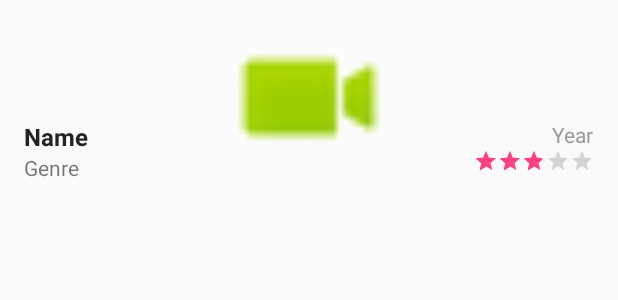
After one commit to xitizmandal/MovieInfo, an Android app: the layout layout_two.xml on its own in the app's theme, with its tools: preview values and no code run, on a phone screen of 412 x 824 dp. The commit adds this screen. Shown: the top 300 px of the screen. Run offline under Robolectric (Android 15) with nearby library versions, the phone set to English and light mode, and no system bars.

Commit message:
Addition of click listener and two new layouts

```diff
--- a/app/src/main/java/com/xitiz/recycler/Movie.java
+++ b/app/src/main/java/com/xitiz/recycler/Movie.java
@@ -12,9 +12,6 @@ package com.xitiz.recycler;
 public class Movie {
     private String title, genre, year;
     private float rating;
-
-    public Movie() {
-    }
 
     public Movie(String title, String genre, String year, float rating) {
         this.title = title;
--- /dev/null
+++ b/app/src/main/res/layout/layout_two.xml
@@ -0,0 +1,60 @@
+<?xml version="1.0" encoding="utf-8"?>
+<RelativeLayout xmlns:android="http://schemas.android.com/apk/res/android"
+    android:layout_width="match_parent"
+    android:layout_height="130dp"
+    android:focusable="true"
+    android:paddingLeft="16dp"
+    android:paddingRight="16dp"
+    android:paddingTop="10dp"
+    android:paddingBottom="10dp"
+    android:clickable="true"
+    android:background="?android:attr/selectableItemBackground"
+    android:orientation="vertical">
+
+    <ImageView
+        android:id="@+id/image"
+        android:layout_gravity="center"
+        android:layout_width="match_parent"
+        android:layout_height="match_parent"
+        android:layout_alignParentLeft="true"
+        android:src="@android:drawable/presence_video_online" />
+
+    <TextView
+        android:id="@+id/title"
+        android:textColor="@color/title"
+        android:textSize="16dp"
+        android:textStyle="bold"
+        android:layout_alignParentTop="true"
+        android:layout_width="match_parent"
+        android:layout_height="wrap_content"
+        android:layout_marginTop="70dp"
+        android:text="Name"/>
+
+    <TextView
+        android:id="@+id/genre"
+        android:layout_below="@id/title"
+        android:layout_width="match_parent"
+        android:layout_height="wrap_content"
+        android:text="Genre"/>
+
+    <TextView
+        android:id="@+id/year"
+        android:textColor="@color/year"
+        android:layout_width="wrap_content"
+        android:layout_alignParentRight="true"
+        android:layout_height="wrap_content"
+        android:layout_marginTop="70dp"
+        android:text="Year"/>
+
+    <RatingBar
+        android:id="@+id/ratingBar"
+        style="?android:attr/ratingBarStyleSmall"
+        android:layout_below="@id/year"
+        android:layout_alignParentRight="true"
+        android:layout_width="wrap_content"
+        android:layout_height="wrap_content"
+        android:numStars="5"
+        android:stepSize="0.2"
+        android:rating="2.8" />
+
+</RelativeLayout>
```
Also changed, not shown: app/src/main/java/com/xitiz/recycler/MainActivity.java (+32 -1 lines), app/src/main/java/com/xitiz/recycler/MoviesAdapter.java (+51 -4 lines), app/src/main/res/layout/layout_three.xml (added, +58 -0 lines).
